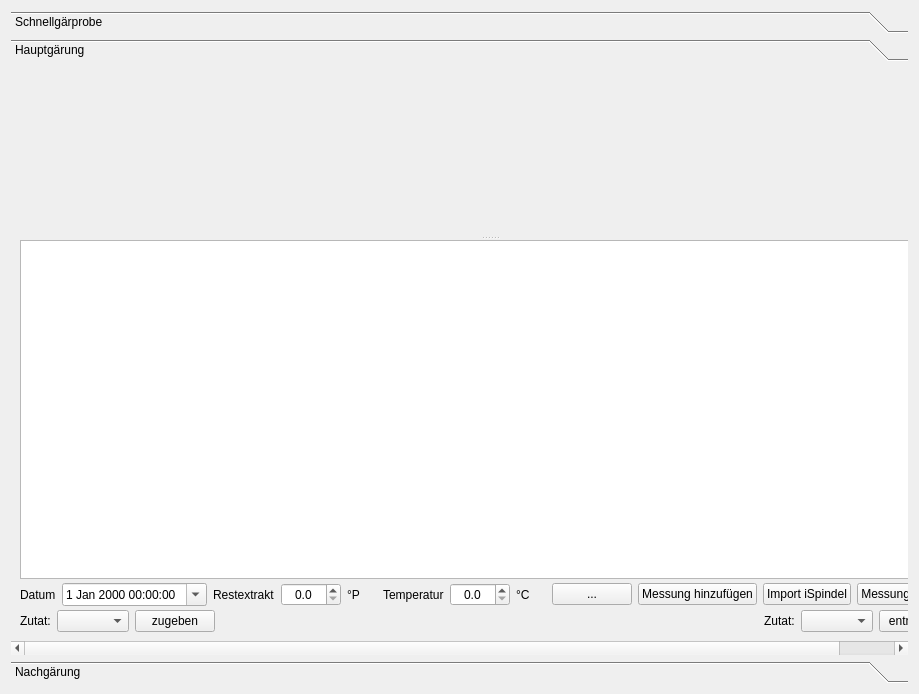
First picture: the form in kleiner-brauhelfer/tabgaerverlauf.ui, repository kleiner-brauhelfer/kleiner-brauhelfer-2, before the edit.
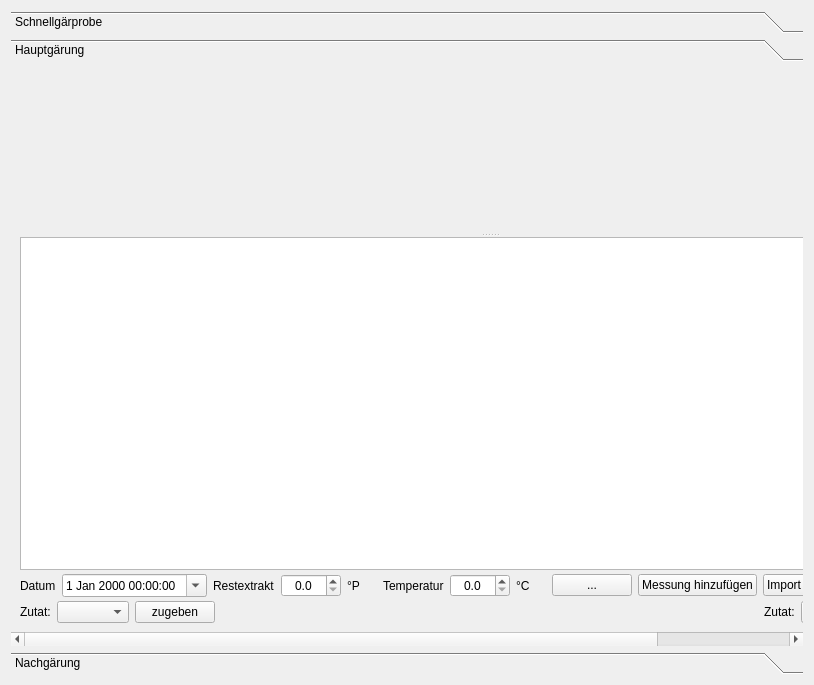
Second picture: the form after the edit. The open tabs and pages were chosen to show the change. Custom widgets are drawn as their Qt base class.

```diff
--- a/kleiner-brauhelfer/tabgaerverlauf.ui
+++ b/kleiner-brauhelfer/tabgaerverlauf.ui
@@ -6,8 +6,8 @@
    <rect>
     <x>0</x>
     <y>0</y>
-    <width>919</width>
-    <height>694</height>
+    <width>814</width>
+    <height>685</height>
    </rect>
   </property>
   <layout class="QVBoxLayout" name="verticalLayout">
@@ -236,8 +236,8 @@
        <rect>
         <x>0</x>
         <y>0</y>
-        <width>919</width>
-        <height>613</height>
+        <width>814</width>
+        <height>604</height>
        </rect>
       </property>
       <attribute name="label">
@@ -786,16 +786,16 @@
   </layout>
  </widget>
  <customwidgets>
-  <customwidget>
-   <class>DoubleSpinBox</class>
-   <extends>QDoubleSpinBox</extends>
-   <header>widgets/doublespinbox.h</header>
-  </customwidget>
   <customwidget>
    <class>ComboBox</class>
    <extends>QComboBox</extends>
    <header>widgets/combobox.h</header>
   </customwidget>
+  <customwidget>
+   <class>DoubleSpinBox</class>
+   <extends>QDoubleSpinBox</extends>
+   <header>widgets/doublespinbox.h</header>
+  </customwidget>
   <customwidget>
    <class>DateTimeEdit</class>
    <extends>QDateTimeEdit</extends>
```
Left out of the diff: 10 changed lines with no effect on the pictures.
